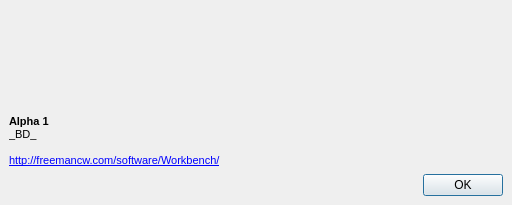
Before: the Qt Designer form workbench/forms/dialog_about.ui in unc-compgeom/DDAD, drawn with Qt 5.
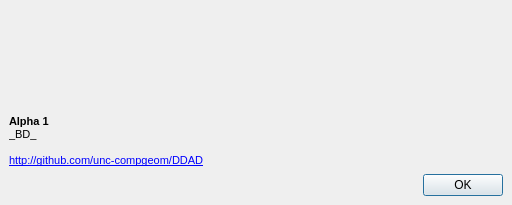
After: the same form once the commit is applied. Icons and pictures are not drawn.

```diff
--- a/workbench/forms/dialog_about.ui
+++ b/workbench/forms/dialog_about.ui
@@ -95,7 +95,7 @@
 &lt;p style=&quot; margin-top:0px; margin-bottom:0px; margin-left:0px; margin-right:0px; -qt-block-indent:0; text-indent:0px;&quot;&gt;&lt;span style=&quot; font-weight:600;&quot;&gt;Alpha 1&lt;/span&gt;&lt;/p&gt;
 &lt;p style=&quot; margin-top:0px; margin-bottom:0px; margin-left:0px; margin-right:0px; -qt-block-indent:0; text-indent:0px;&quot;&gt;_BD_&lt;/p&gt;
 &lt;p style=&quot;-qt-paragraph-type:empty; margin-top:0px; margin-bottom:0px; margin-left:0px; margin-right:0px; -qt-block-indent:0; text-indent:0px;&quot;&gt;&lt;br /&gt;&lt;/p&gt;
-&lt;p style=&quot; margin-top:0px; margin-bottom:0px; margin-left:0px; margin-right:0px; -qt-block-indent:0; text-indent:0px;&quot;&gt;&lt;a href=&quot;http://freemancw.com/software/Workbench/&quot;&gt;&lt;span style=&quot; text-decoration: underline; color:#0000ff;&quot;&gt;http://freemancw.com/software/Workbench/&lt;/span&gt;&lt;/a&gt;&lt;/p&gt;&lt;/body&gt;&lt;/html&gt;</string>
+&lt;p style=&quot; margin-top:0px; margin-bottom:0px; margin-left:0px; margin-right:0px; -qt-block-indent:0; text-indent:0px;&quot;&gt;&lt;a href=&quot;http://github.com/unc-compgeom/DDAD&quot;&gt;&lt;span style=&quot; text-decoration: underline; color:#0000ff;&quot;&gt;http://github.com/unc-compgeom/DDAD&lt;/span&gt;&lt;/a&gt;&lt;/p&gt;&lt;/body&gt;&lt;/html&gt;</string>
        </property>
        <property name="textFormat">
         <enum>Qt::RichText</enum>
```
